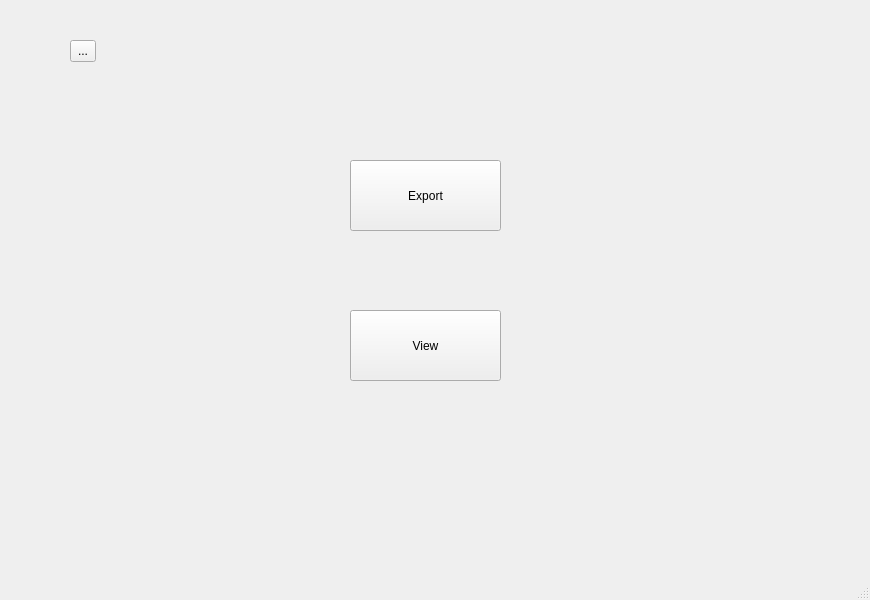
First picture: the form in mainwindow.ui, repository brennanafrank/EasyDraft, before the edit.
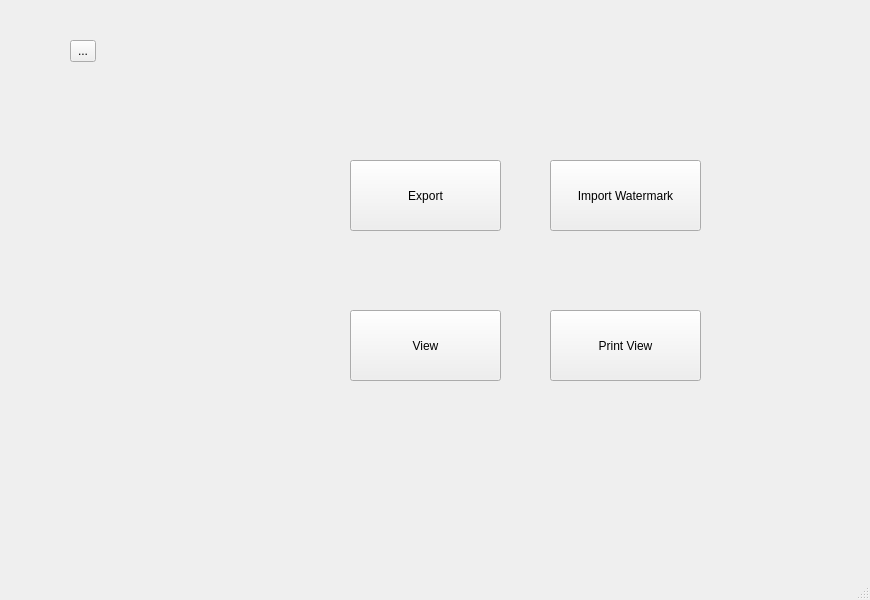
Second picture: the form after the edit. The open tabs and pages were chosen to show the change. Icons and pictures are not drawn.

The edit to the form file:
```diff
--- a/mainwindow.ui
+++ b/mainwindow.ui
@@ -333,6 +333,32 @@
        <string>...</string>
       </property>
      </widget>
+     <widget class="QPushButton" name="printButton">
+      <property name="geometry">
+       <rect>
+        <x>550</x>
+        <y>310</y>
+        <width>151</width>
+        <height>71</height>
+       </rect>
+      </property>
+      <property name="text">
+       <string>Print View</string>
+      </property>
+     </widget>
+     <widget class="QPushButton" name="importWaterMarkButton">
+      <property name="geometry">
+       <rect>
+        <x>550</x>
+        <y>160</y>
+        <width>151</width>
+        <height>71</height>
+       </rect>
+      </property>
+      <property name="text">
+       <string>Import Watermark</string>
+      </property>
+     </widget>
     </widget>
     <widget class="QWidget" name="viewDocument">
      <widget class="QTextBrowser" name="textBrowser">
```
Left out of the diff: 2 changed lines with no effect on the pictures.
